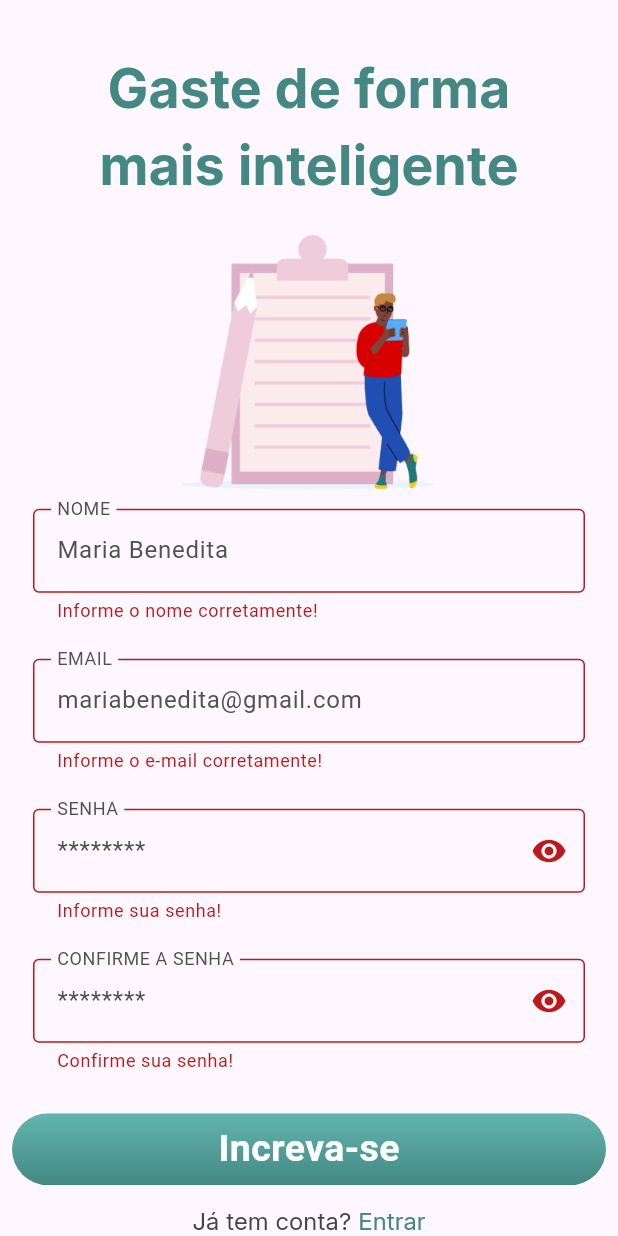
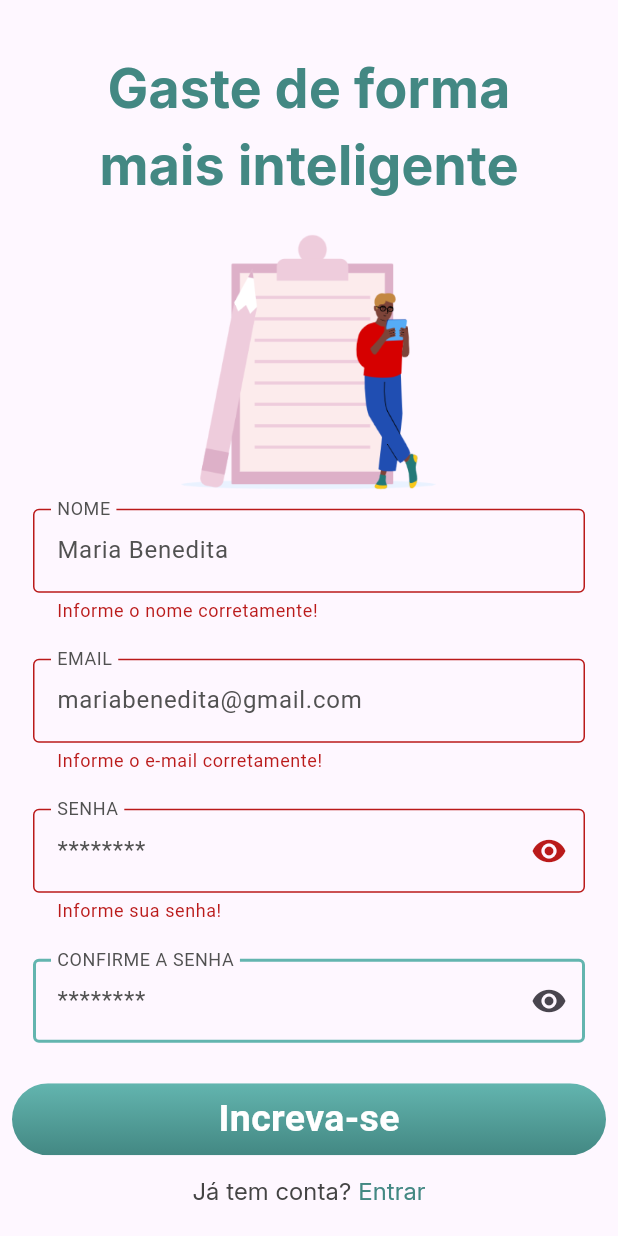
Before and after one commit to melquetrindade/finance_app, a Flutter app: the screen it shows after launch, after a tap on "Increva-se", on a phone screen of 412 x 824 dp. Run offline on Flutter 3.47's test engine with Material 3 defaults, Android fonts, the phone set to English and light mode, and no system bars.

Commit message:
adicionando validações nos forms de senha e confirmação de senha

```diff
--- a/finance_app/lib/features/sign_up/sign_up_page.dart
+++ b/finance_app/lib/features/sign_up/sign_up_page.dart
@@ -83,24 +83,8 @@
                         labelText: "Senha",
                         textCapitalization: TextCapitalization.none,
                         helperText: "Deve ter pelo menos 8 caracteres, 1 letra maiúscula e 1 número",
-                        suffixIcon: InkWell(
-                            onTap: () {
-                              print("Trocar Incon de senha");
-                              setState(() {
-                                password = !password;
-                              });
-                            },
-                            child: password == true
-                                ? Icon(Icons.visibility)
-                                : Icon(Icons.visibility_off)),
-                        validator: (value) {
-                          if (value!.isEmpty) {
-                            return "Informe sua senha!";
-                          } else if (value.length < 8) {
-                            return "Sua senha deve ter no mínimo 8 caracteres!";
-                          }
-                          return null;
-                        },
+                        suffixIcon: inkWellSenha(),
+                        validator: Validator.validatorSenha,
                       ),
                       CustomTextField(
                         obscureText: password2,
@@ -109,24 +93,8 @@
                         hintText: "********",
                         labelText: "Confirme a senha",
                         textCapitalization: TextCapitalization.none,
-                        suffixIcon: InkWell(
-                            onTap: () {
-                              print("Trocar Incon de confirmar senha");
-                              setState(() {
-                                password2 = !password2;
-                              });
-                            },
-                            child: password2 == true
-                                ? Icon(Icons.visibility)
-                                : Icon(Icons.visibility_off)),
-                        validator: (value) {
-                          if (value!.isEmpty) {
-                            return "Confirme sua senha!";
-                          } else if (value.length < 8) {
-                            return "Sua senha deve ter no mínimo 8 caracteres!";
-                          }
-                          return null;
-                        },
+                        suffixIcon: inkWellConfirmeSenha(),
+                        validator: (value) => Validator.validatorConfirmeSenha(value, passwordController.text),
                       ),
                     ],
                   ),
@@ -173,4 +141,30 @@
       ),
     ));
   }
+
+  InkWell inkWellConfirmeSenha() {
+    return InkWell(
+      onTap: () {
+        setState(() {
+          password2 = !password2;
+        });
+      },
+      child: password2 == true
+          ? Icon(Icons.visibility)
+          : Icon(Icons.visibility_off)
+    );
+  }
+
+  InkWell inkWellSenha() {
+    return InkWell(
+      onTap: () {
+        setState(() {
+          password = !password;
+        });
+      },
+      child: password == true
+          ? Icon(Icons.visibility)
+          : Icon(Icons.visibility_off)
+    );
+  }
 }
--- a/finance_app/lib/utils/validator.dart
+++ b/finance_app/lib/utils/validator.dart
@@ -2,7 +2,7 @@
   Validator._();
 
   static String? validatorName(String? value) {
-    final condition = RegExp(r'^[a-zA-Z]+$');
+    final condition = RegExp(r"^[a-zA-ZáÁéÉíÍóÓúÚâÂêÊîÎôÔûÛãÃõÕçÇäÄëËïÏöÖüÜàÀèÈìÌòÒùÙñÑ]+$");
     if (value!.isEmpty) {
       return "Informe o nome corretamente!";
     } else if (condition.hasMatch(value) == false) {
@@ -15,26 +15,28 @@
     final condition = RegExp(r"^[\w-\.]+@([\w-]+\.)+[\w-]{2,4}$");
     if (value!.isEmpty) {
       return "Informe o e-mail corretamente!";
-    } else if(condition.hasMatch(value) == false){
+    } else if (condition.hasMatch(value) == false) {
       return "E-mail inválido, tente novamente!";
     }
     return null;
   }
 
   static String? validatorSenha(String? value) {
+    final condition =
+        RegExp(r"^(?=.*\d)(?=.*[a-z])(?=.*[A-Z])(?=.*[a-zA-Z]).{8,}$");
     if (value!.isEmpty) {
       return "Informe sua senha!";
     } else if (value.length < 8) {
       return "Sua senha deve ter no mínimo 8 caracteres!";
+    } else if (condition.hasMatch(value) == false) {
+      return "Deve ter pelo menos 8 caracteres, 1 letra maiúscula e 1 número";
     }
     return null;
   }
 
-  static String? validatorConfirmeSenha(String? value) {
-    if (value!.isEmpty) {
-      return "Confirme sua senha!";
-    } else if (value.length < 8) {
-      return "Sua senha deve ter no mínimo 8 caracteres!";
+  static String? validatorConfirmeSenha(String? first, String? second) {
+    if (first != second) {
+      return "Error, as senhas são diferentes!";
     }
     return null;
   }
--- a/finance_app/lib/widgets/custom_text_field.dart
+++ b/finance_app/lib/widgets/custom_text_field.dart
@@ -60,6 +60,7 @@
             widget.textCapitalization ?? TextCapitalization.words,
         keyboardType: widget.textInputType,
         decoration: InputDecoration(
+            errorMaxLines: 3,
             helperText: _helperText,
             helperMaxLines: 3,
             hintText: widget.hintText,
```
